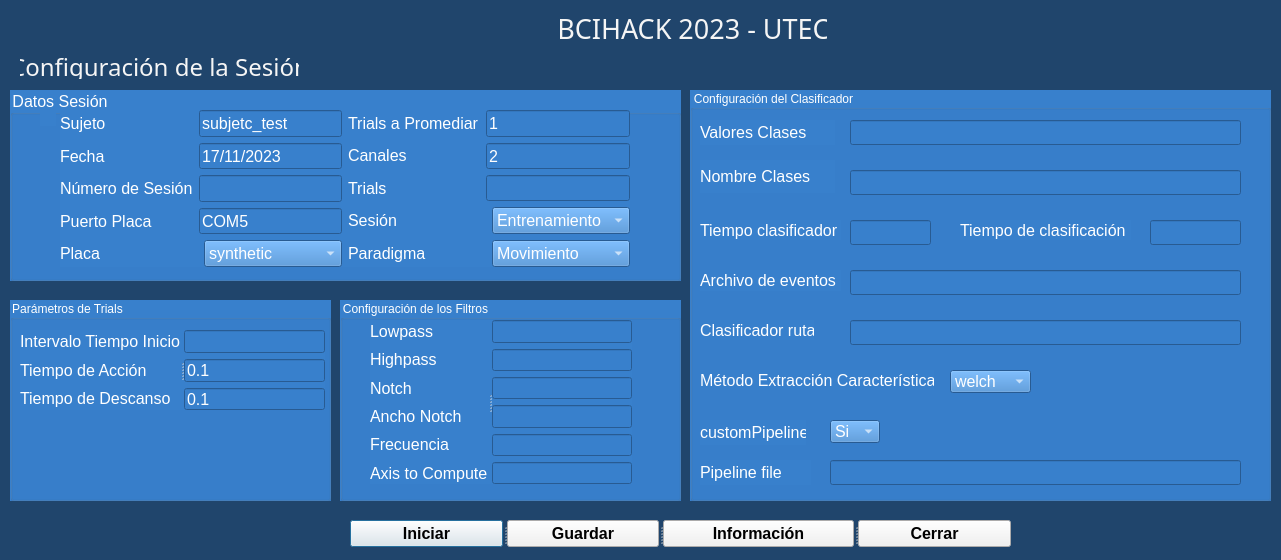
Qt form Desarrollo/PythonScripts/scripts/GUIModule/config_registro.ui (lucasbaldezzari/bcihack2) before a commit.
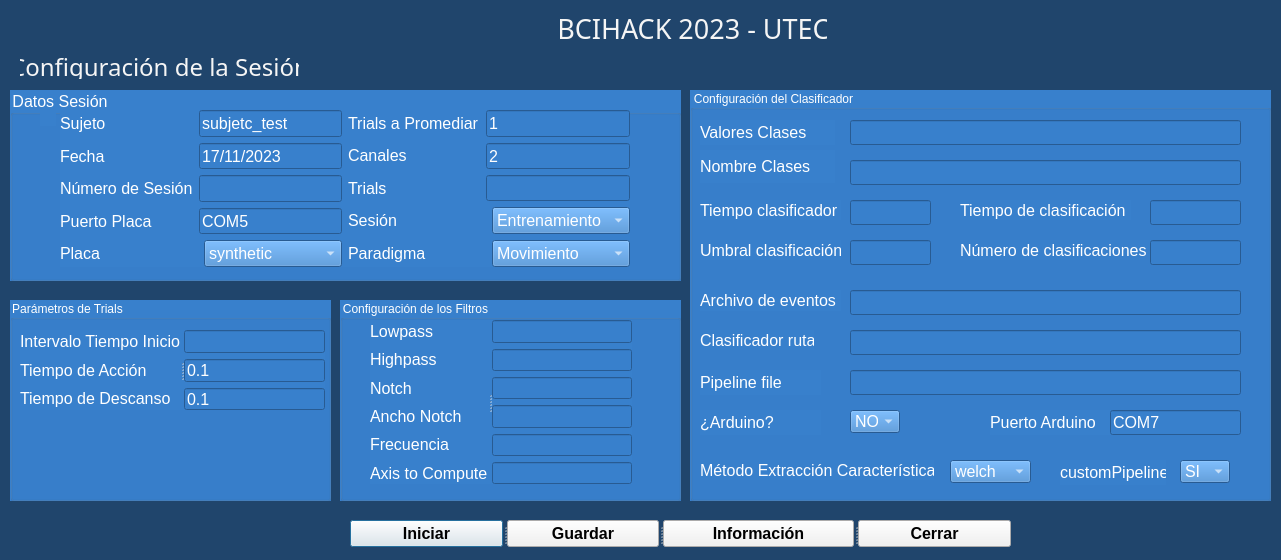
The same form after that commit.

Commit message: Se trabaja sobre ConfigAPP agregando variables para clasificar y para el control de Arduino

```diff
--- a/Desarrollo/PythonScripts/scripts/GUIModule/config_registro.ui
+++ b/Desarrollo/PythonScripts/scripts/GUIModule/config_registro.ui
@@ -1025,8 +1025,8 @@
    <widget class="QLabel" name="label_31">
     <property name="geometry">
      <rect>
-      <x>10</x>
-      <y>330</y>
+      <x>370</x>
+      <y>370</y>
       <width>106</width>
       <height>25</height>
      </rect>
@@ -1050,8 +1050,8 @@
    <widget class="QComboBox" name="desplegable_pipeline">
     <property name="geometry">
      <rect>
-      <x>140</x>
-      <y>330</y>
+      <x>490</x>
+      <y>370</y>
       <width>50</width>
       <height>23</height>
      </rect>
@@ -1070,7 +1070,7 @@
     </property>
     <item>
      <property name="text">
-      <string>Si</string>
+      <string>SI</string>
      </property>
     </item>
     <item>
@@ -1083,8 +1083,8 @@
     <property name="geometry">
      <rect>
       <x>10</x>
-      <y>370</y>
-      <width>111</width>
+      <y>280</y>
+      <width>121</width>
       <height>25</height>
      </rect>
     </property>
@@ -1107,9 +1107,9 @@
    <widget class="QLineEdit" name="line_pipeline">
     <property name="geometry">
      <rect>
-      <x>140</x>
-      <y>370</y>
-      <width>411</width>
+      <x>160</x>
+      <y>280</y>
+      <width>391</width>
       <height>25</height>
      </rect>
     </property>
@@ -1158,7 +1158,7 @@
     <property name="geometry">
      <rect>
       <x>10</x>
-      <y>70</y>
+      <y>60</y>
       <width>135</width>
       <height>33</height>
      </rect>
@@ -1183,7 +1183,7 @@
     <property name="geometry">
      <rect>
       <x>270</x>
-      <y>130</y>
+      <y>110</y>
       <width>171</width>
       <height>20</height>
      </rect>
@@ -1208,7 +1208,7 @@
     <property name="geometry">
      <rect>
       <x>10</x>
-      <y>180</y>
+      <y>200</y>
       <width>141</width>
       <height>21</height>
      </rect>
@@ -1233,7 +1233,7 @@
     <property name="geometry">
      <rect>
       <x>10</x>
-      <y>230</y>
+      <y>240</y>
       <width>114</width>
       <height>20</height>
      </rect>
@@ -1258,7 +1258,7 @@
     <property name="geometry">
      <rect>
       <x>10</x>
-      <y>280</y>
+      <y>370</y>
       <width>234</width>
       <height>20</height>
      </rect>
@@ -1283,7 +1283,7 @@
     <property name="geometry">
      <rect>
       <x>260</x>
-      <y>280</y>
+      <y>370</y>
       <width>81</width>
       <height>23</height>
      </rect>
@@ -1340,7 +1340,7 @@
     <property name="geometry">
      <rect>
       <x>160</x>
-      <y>80</y>
+      <y>70</y>
       <width>391</width>
       <height>25</height>
      </rect>
@@ -1365,7 +1365,7 @@
     <property name="geometry">
      <rect>
       <x>460</x>
-      <y>130</y>
+      <y>110</y>
       <width>91</width>
       <height>25</height>
      </rect>
@@ -1390,7 +1390,7 @@
     <property name="geometry">
      <rect>
       <x>160</x>
-      <y>180</y>
+      <y>200</y>
       <width>391</width>
       <height>25</height>
      </rect>
@@ -1415,7 +1415,7 @@
     <property name="geometry">
      <rect>
       <x>160</x>
-      <y>230</y>
+      <y>240</y>
       <width>391</width>
       <height>25</height>
      </rect>
@@ -1440,7 +1440,7 @@
     <property name="geometry">
      <rect>
       <x>160</x>
-      <y>130</y>
+      <y>110</y>
       <width>81</width>
       <height>25</height>
      </rect>
@@ -1465,7 +1465,7 @@
     <property name="geometry">
      <rect>
       <x>10</x>
-      <y>130</y>
+      <y>110</y>
       <width>141</width>
       <height>20</height>
      </rect>
@@ -1486,6 +1486,213 @@
      <string>Tiempo clasificador</string>
     </property>
    </widget>
+   <widget class="QLabel" name="label_34">
+    <property name="geometry">
+     <rect>
+      <x>10</x>
+      <y>150</y>
+      <width>141</width>
+      <height>20</height>
+     </rect>
+    </property>
+    <property name="font">
+     <font>
+      <family>MS Shell Dlg 2</family>
+      <pointsize>12</pointsize>
+      <weight>50</weight>
+      <italic>false</italic>
+      <bold>false</bold>
+     </font>
+    </property>
+    <property name="styleSheet">
+     <string notr="true">color: rgb(255, 255, 255);</string>
+    </property>
+    <property name="text">
+     <string>Umbral clasificación</string>
+    </property>
+   </widget>
+   <widget class="QLineEdit" name="umbralClassifier">
+    <property name="geometry">
+     <rect>
+      <x>160</x>
+      <y>150</y>
+      <width>81</width>
+      <height>25</height>
+     </rect>
+    </property>
+    <property name="font">
+     <font>
+      <family>MS Shell Dlg 2</family>
+      <pointsize>12</pointsize>
+      <weight>50</weight>
+      <italic>false</italic>
+      <bold>false</bold>
+     </font>
+    </property>
+    <property name="styleSheet">
+     <string notr="true">color: rgb(255, 255, 255);</string>
+    </property>
+    <property name="text">
+     <string/>
+    </property>
+   </widget>
+   <widget class="QLabel" name="label_35">
+    <property name="geometry">
+     <rect>
+      <x>270</x>
+      <y>150</y>
+      <width>191</width>
+      <height>20</height>
+     </rect>
+    </property>
+    <property name="font">
+     <font>
+      <family>MS Shell Dlg 2</family>
+      <pointsize>12</pointsize>
+      <weight>50</weight>
+      <italic>false</italic>
+      <bold>false</bold>
+     </font>
+    </property>
+    <property name="styleSheet">
+     <string notr="true">color: rgb(255, 255, 255);</string>
+    </property>
+    <property name="text">
+     <string>Número de clasificaciones</string>
+    </property>
+   </widget>
+   <widget class="QLineEdit" name="numberOfClassifications">
+    <property name="geometry">
+     <rect>
+      <x>460</x>
+      <y>150</y>
+      <width>91</width>
+      <height>25</height>
+     </rect>
+    </property>
+    <property name="font">
+     <font>
+      <family>MS Shell Dlg 2</family>
+      <pointsize>12</pointsize>
+      <weight>50</weight>
+      <italic>false</italic>
+      <bold>false</bold>
+     </font>
+    </property>
+    <property name="styleSheet">
+     <string notr="true">color: rgb(255, 255, 255);</string>
+    </property>
+    <property name="text">
+     <string/>
+    </property>
+   </widget>
+   <widget class="QLabel" name="label_36">
+    <property name="geometry">
+     <rect>
+      <x>10</x>
+      <y>320</y>
+      <width>121</width>
+      <height>25</height>
+     </rect>
+    </property>
+    <property name="font">
+     <font>
+      <family>MS Shell Dlg 2</family>
+      <pointsize>12</pointsize>
+      <weight>50</weight>
+      <italic>false</italic>
+      <bold>false</bold>
+     </font>
+    </property>
+    <property name="styleSheet">
+     <string notr="true">color: rgb(255, 255, 255);</string>
+    </property>
+    <property name="text">
+     <string>¿Arduino?</string>
+    </property>
+   </widget>
+   <widget class="QComboBox" name="arduinoFlag">
+    <property name="geometry">
+     <rect>
+      <x>160</x>
+      <y>320</y>
+      <width>50</width>
+      <height>23</height>
+     </rect>
+    </property>
+    <property name="font">
+     <font>
+      <family>MS Shell Dlg 2</family>
+      <pointsize>12</pointsize>
+      <weight>50</weight>
+      <italic>false</italic>
+      <bold>false</bold>
+     </font>
+    </property>
+    <property name="styleSheet">
+     <string notr="true">color: rgb(255, 255, 255);</string>
+    </property>
+    <item>
+     <property name="text">
+      <string>NO</string>
+     </property>
+    </item>
+    <item>
+     <property name="text">
+      <string>SI</string>
+     </property>
+    </item>
+   </widget>
+   <widget class="QLabel" name="label_37">
+    <property name="geometry">
+     <rect>
+      <x>300</x>
+      <y>320</y>
+      <width>121</width>
+      <height>25</height>
+     </rect>
+    </property>
+    <property name="font">
+     <font>
+      <family>MS Shell Dlg 2</family>
+      <pointsize>12</pointsize>
+      <weight>50</weight>
+      <italic>false</italic>
+      <bold>false</bold>
+     </font>
+    </property>
+    <property name="styleSheet">
+     <string notr="true">color: rgb(255, 255, 255);</string>
+    </property>
+    <property name="text">
+     <string>Puerto Arduino</string>
+    </property>
+   </widget>
+   <widget class="QLineEdit" name="arduinoPort">
+    <property name="geometry">
+     <rect>
+      <x>420</x>
+      <y>320</y>
+      <width>131</width>
+      <height>25</height>
+     </rect>
+    </property>
+    <property name="font">
+     <font>
+      <family>MS Shell Dlg 2</family>
+      <pointsize>12</pointsize>
+      <weight>50</weight>
+      <italic>false</italic>
+      <bold>false</bold>
+     </font>
+    </property>
+    <property name="styleSheet">
+     <string notr="true">color: rgb(255, 255, 255);</string>
+    </property>
+    <property name="text">
+     <string>COM7</string>
+    </property>
+   </widget>
   </widget>
   <widget class="QLabel" name="label_3">
    <property name="geometry">
```
Left out of the diff: 2 changed lines with no effect on the pictures. The commit also changes 3 other files.
